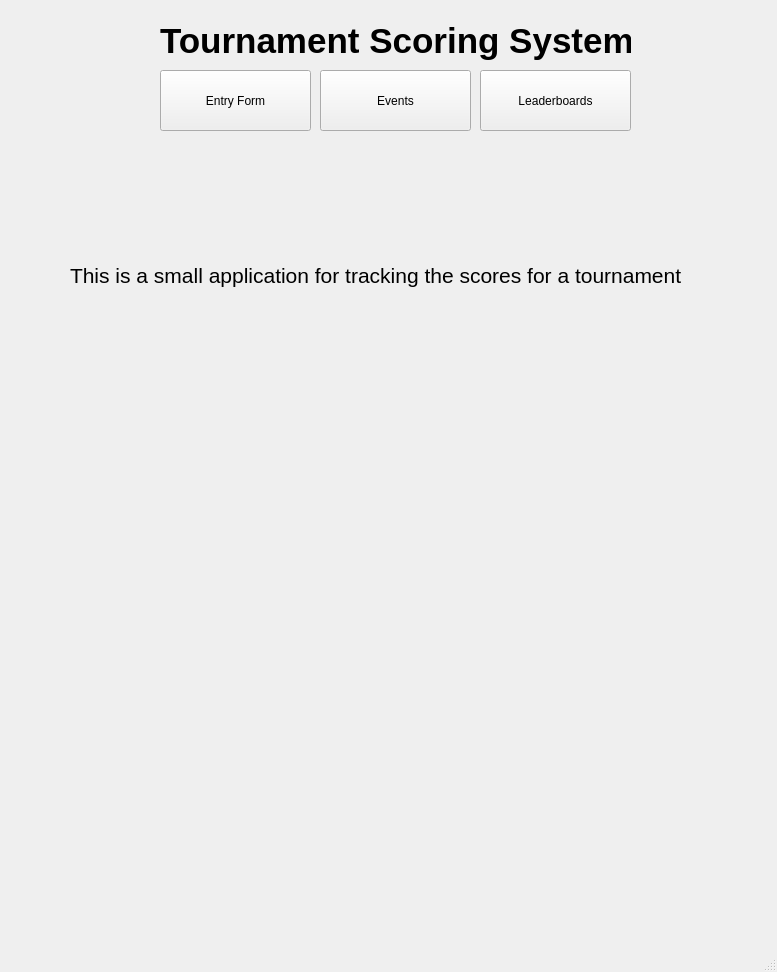
Before: the Qt Designer form scoring-app/src/home.ui in antiserum21899/scoring-app, drawn with Qt 5.
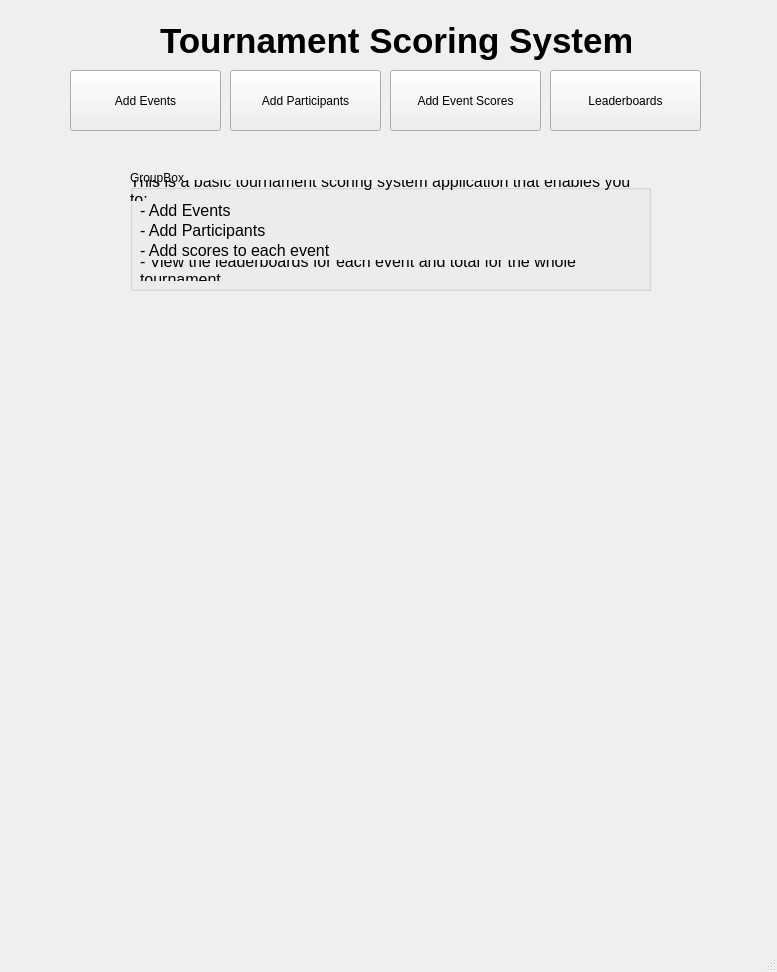
After: the same form once the commit is applied. The open tabs and pages were chosen to show the change.

The edit to the form file:
```diff
--- a/scoring-app/src/home.ui
+++ b/scoring-app/src/home.ui
@@ -17,7 +17,7 @@
    <widget class="QPushButton" name="entry_form_btn">
     <property name="geometry">
      <rect>
-      <x>160</x>
+      <x>230</x>
       <y>70</y>
       <width>151</width>
       <height>61</height>
@@ -29,13 +29,13 @@
      </font>
     </property>
     <property name="text">
-     <string>Entry Form</string>
+     <string>Add Participants</string>
     </property>
    </widget>
    <widget class="QPushButton" name="events_btn">
     <property name="geometry">
      <rect>
-      <x>320</x>
+      <x>390</x>
       <y>70</y>
       <width>151</width>
       <height>61</height>
@@ -47,13 +47,13 @@
      </font>
     </property>
     <property name="text">
-     <string>Events</string>
+     <string>Add Event Scores</string>
     </property>
    </widget>
    <widget class="QPushButton" name="leaderboard_btn">
     <property name="geometry">
      <rect>
-      <x>480</x>
+      <x>550</x>
       <y>70</y>
       <width>151</width>
       <height>61</height>
@@ -92,8 +92,8 @@
    <widget class="QStackedWidget" name="stackedWidget">
     <property name="geometry">
      <rect>
-      <x>10</x>
-      <y>160</y>
+      <x>20</x>
+      <y>140</y>
       <width>751</width>
       <height>701</height>
      </rect>
@@ -105,23 +105,269 @@
      <number>2</number>
     </property>
     <widget class="QWidget" name="page_home">
-     <widget class="QLabel" name="placeholdertext">
+     <widget class="QGroupBox" name="main_page_grpbox">
       <property name="geometry">
        <rect>
-        <x>60</x>
+        <x>110</x>
         <y>30</y>
-        <width>621</width>
-        <height>171</height>
+        <width>521</width>
+        <height>121</height>
        </rect>
       </property>
+      <property name="title">
+       <string>GroupBox</string>
+      </property>
+      <widget class="QLabel" name="main_page_text_1">
+       <property name="geometry">
+        <rect>
+         <x>0</x>
+         <y>10</y>
+         <width>511</width>
+         <height>21</height>
+        </rect>
+       </property>
+       <property name="font">
+        <font>
+         <family>Arial</family>
+         <pointsize>12</pointsize>
+         <weight>50</weight>
+         <bold>false</bold>
+         <kerning>true</kerning>
+        </font>
+       </property>
+       <property name="text">
+        <string>This is a basic tournament scoring system application that enables you to: </string>
+       </property>
+       <property name="wordWrap">
+        <bool>true</bool>
+       </property>
+      </widget>
+      <widget class="QLabel" name="main_page_text_2">
+       <property name="geometry">
+        <rect>
+         <x>10</x>
+         <y>30</y>
+         <width>161</width>
+         <height>21</height>
+        </rect>
+       </property>
+       <property name="font">
+        <font>
+         <family>Arial</family>
+         <pointsize>12</pointsize>
+         <weight>50</weight>
+         <bold>false</bold>
+         <kerning>true</kerning>
+        </font>
+       </property>
+       <property name="text">
+        <string>- Add Events</string>
+       </property>
+       <property name="wordWrap">
+        <bool>true</bool>
+       </property>
+      </widget>
+      <widget class="QLabel" name="main_page_text_3">
+       <property name="geometry">
+        <rect>
+         <x>10</x>
+         <y>50</y>
+         <width>161</width>
+         <height>21</height>
+        </rect>
+       </property>
+       <property name="font">
+        <font>
+         <family>Arial</family>
+         <pointsize>12</pointsize>
+         <weight>50</weight>
+         <bold>false</bold>
+         <kerning>true</kerning>
+        </font>
+       </property>
+       <property name="text">
+        <string>- Add Participants</string>
+       </property>
+       <property name="wordWrap">
+        <bool>true</bool>
+       </property>
+      </widget>
+      <widget class="QLabel" name="main_page_text_4">
+       <property name="geometry">
+        <rect>
+         <x>10</x>
+         <y>70</y>
+         <width>191</width>
+         <height>21</height>
+        </rect>
+       </property>
+       <property name="font">
+        <font>
+         <family>Arial</family>
+         <pointsize>12</pointsize>
+         <weight>50</weight>
+         <bold>false</bold>
+         <kerning>true</kerning>
+        </font>
+       </property>
+       <property name="text">
+        <string>- Add scores to each event</string>
+       </property>
+       <property name="wordWrap">
+        <bool>true</bool>
+       </property>
+      </widget>
+      <widget class="QLabel" name="main_page_text_5">
+       <property name="geometry">
+        <rect>
+         <x>10</x>
+         <y>90</y>
+         <width>521</width>
+         <height>21</height>
+        </rect>
+       </property>
+       <property name="font">
+        <font>
+         <family>Arial</family>
+         <pointsize>12</pointsize>
+         <weight>50</weight>
+         <bold>false</bold>
+         <kerning>true</kerning>
+        </font>
+       </property>
+       <property name="text">
+        <string>- View the leaderboards for each event and total for the whole tournament</string>
+       </property>
+       <property name="wordWrap">
+        <bool>true</bool>
+       </property>
+      </widget>
+     </widget>
+    </widget>
+    <widget class="QWidget" name="page_add_events_form">
+     <widget class="QListWidget" name="events_list_widget">
+      <property name="geometry">
+       <rect>
+        <x>330</x>
+        <y>60</y>
+        <width>301</width>
+        <height>111</height>
+       </rect>
+      </property>
+     </widget>
+     <widget class="QLineEdit" name="add_events_lineEdit">
+      <property name="geometry">
+       <rect>
+        <x>150</x>
+        <y>70</y>
+        <width>113</width>
+        <height>21</height>
+       </rect>
+      </property>
+      <property name="placeholderText">
+       <string>football</string>
+      </property>
+     </widget>
+     <widget class="QLabel" name="add_events_label">
+      <property name="geometry">
+       <rect>
+        <x>150</x>
+        <y>50</y>
+        <width>81</width>
+        <height>16</height>
+       </rect>
+      </property>
       <property name="font">
        <font>
         <family>Arial</family>
-        <pointsize>16</pointsize>
+        <pointsize>12</pointsize>
+        <weight>75</weight>
+        <bold>true</bold>
        </font>
       </property>
       <property name="text">
-       <string>This is a small application for tracking the scores for a tournament</string>
+       <string>Add Event</string>
+      </property>
+     </widget>
+     <widget class="QLabel" name="label_2">
+      <property name="geometry">
+       <rect>
+        <x>330</x>
+        <y>40</y>
+        <width>121</width>
+        <height>16</height>
+       </rect>
+      </property>
+      <property name="font">
+       <font>
+        <family>Arial</family>
+        <pointsize>12</pointsize>
+        <weight>75</weight>
+        <bold>true</bold>
+       </font>
+      </property>
+      <property name="text">
+       <string>Events</string>
+      </property>
+     </widget>
+     <widget class="QComboBox" name="event_type_cb">
+      <property name="geometry">
+       <rect>
+        <x>150</x>
+        <y>140</y>
+        <width>141</width>
+        <height>22</height>
+       </rect>
+      </property>
+      <property name="currentText">
+       <string>Team</string>
+      </property>
+      <property name="placeholderText">
+       <string>team</string>
+      </property>
+      <item>
+       <property name="text">
+        <string>Team</string>
+       </property>
+      </item>
+      <item>
+       <property name="text">
+        <string>Individual</string>
+       </property>
+      </item>
+     </widget>
+     <widget class="QLabel" name="event_type_label">
+      <property name="geometry">
+       <rect>
+        <x>150</x>
+        <y>116</y>
+        <width>41</width>
+        <height>20</height>
+       </rect>
+      </property>
+      <property name="font">
+       <font>
+        <family>Arial</family>
+        <pointsize>12</pointsize>
+        <weight>75</weight>
+        <bold>true</bold>
+       </font>
+      </property>
+      <property name="text">
+       <string>Type</string>
+      </property>
+     </widget>
+     <widget class="QPushButton" name="pushButton">
+      <property name="geometry">
+       <rect>
+        <x>230</x>
+        <y>220</y>
+        <width>241</width>
+        <height>61</height>
+       </rect>
+      </property>
+      <property name="text">
+       <string>Save Events</string>
       </property>
      </widget>
     </widget>
@@ -6801,6 +7047,24 @@
      </widget>
     </widget>
    </widget>
+   <widget class="QPushButton" name="add_events_form_btn">
+    <property name="geometry">
+     <rect>
+      <x>70</x>
+      <y>70</y>
+      <width>151</width>
+      <height>61</height>
+     </rect>
+    </property>
+    <property name="font">
+     <font>
+      <family>Arial</family>
+     </font>
+    </property>
+    <property name="text">
+     <string>Add Events</string>
+    </property>
+   </widget>
   </widget>
   <widget class="QMenuBar" name="menubar">
    <property name="geometry">
```
Left out of the diff: 6 changed lines with no effect on the pictures.
